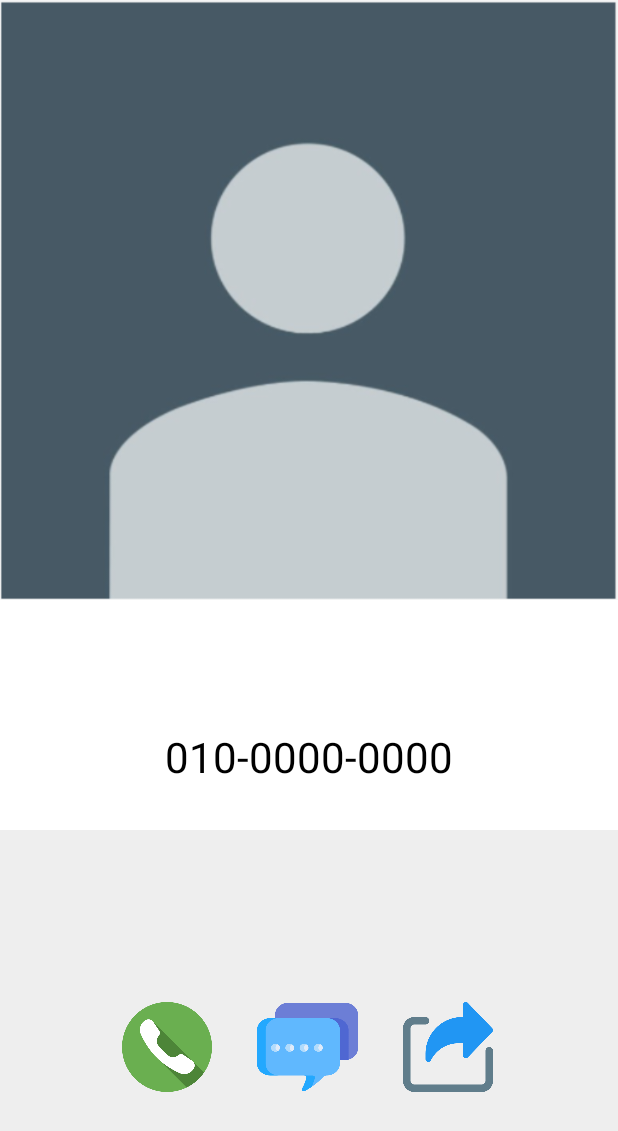
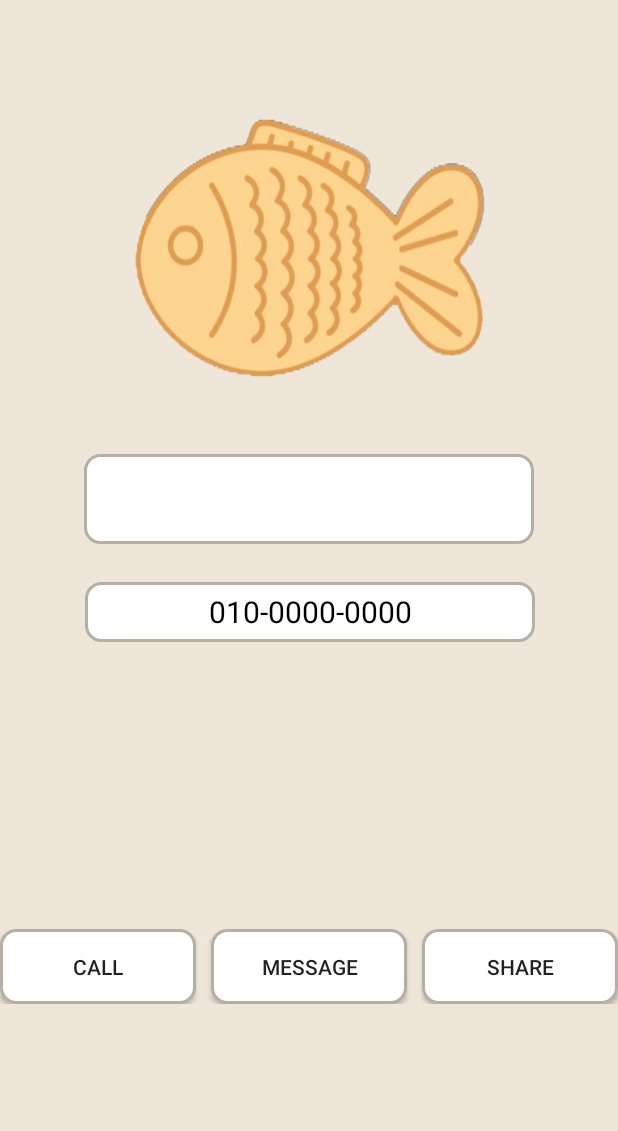
Before and after one commit to wkcho99/molip1, an Android app: the ContactActivity screen opened directly, with no data from a screen before it, on a phone screen of 412 x 824 dp. Shown: the top 1131 px of the screen. Run offline under Robolectric (Android 15) with nearby library versions, the light colour scheme and no system bars; our stand-ins replace CircleImageView; 1 statement that could not run was skipped.

Commit message:
contacts UI done

```diff
--- a/app/build.gradle
+++ b/app/build.gradle
@@ -35,6 +35,7 @@ dependencies {
     annotationProcessor 'com.github.bumptech.glide:compiler:4.11.0'
     implementation fileTree(dir: "libs", include: ["*.jar"])
     implementation 'androidx.swiperefreshlayout:swiperefreshlayout:1.0.0'
+    implementation 'de.hdodenhof:circleimageview:3.1.0'
 
     implementation "androidx.recyclerview:recyclerview:1.1.0"
     implementation 'androidx.appcompat:appcompat:1.0.0'
--- a/app/src/main/java/com/example/week1/ContactActivity.java
+++ b/app/src/main/java/com/example/week1/ContactActivity.java
@@ -27,9 +27,9 @@ public class ContactActivity extends Activity {
         super.onCreate(savedInstanceState);
         requestWindowFeature(Window.FEATURE_NO_TITLE);
         setContentView(R.layout.contact_popup);
-        ImageView mImageView = (ImageView)findViewById(R.id.profile);
+        //ImageView mImageView = (ImageView)findViewById(R.id.profile);
         int imageId = (int)(Math.random() * images.length);
-        mImageView.setBackgroundResource(images[imageId]);
+        //mImageView.setBackgroundResource(images[imageId]);
         name = (TextView) findViewById(R.id.name);
         tel = (TextView) findViewById(R.id.number);
 
--- a/app/src/main/java/com/example/week1/ui/main/CustomAdapter.java
+++ b/app/src/main/java/com/example/week1/ui/main/CustomAdapter.java
@@ -91,7 +91,7 @@ public class CustomAdapter extends RecyclerView.Adapter<CustomAdapter.CustomView
     public void onBindViewHolder(@NonNull CustomViewHolder viewholder, int position) {
         PhoneBook data = mList.get(position);
         //viewholder.id.setTextSize(TypedValue.COMPLEX_UNIT_SP, 25);
-        viewholder.name.setTextSize(TypedValue.COMPLEX_UNIT_SP, 25);
+        viewholder.name.setTextSize(TypedValue.COMPLEX_UNIT_SP, 18);
         int imageId = (int)(Math.random() * images.length);
         viewholder.profile.setBackgroundResource(images[imageId]);
         //viewholder.phnumber.setTextSize(TypedValue.COMPLEX_UNIT_SP, 15);
--- /dev/null
+++ b/app/src/main/res/drawable/round_textview.xml
@@ -0,0 +1,11 @@
+<?xml version="1.0" encoding="utf-8"?>
+<selector xmlns:android="http://schemas.android.com/apk/res/android">
+    <item android:state_focused="false" android:state_pressed="false">
+        <shape>
+            <solid android:color="@color/white"/>
+            <stroke android:color="@color/beige"
+                android:width="2dp"/>
+            <corners android:radius="10dp" />
+        </shape>
+    </item>
+</selector>
--- a/app/src/main/res/drawable/search.xml
+++ b/app/src/main/res/drawable/search.xml
@@ -9,7 +9,7 @@
                 android:width="2dp"
                 android:color="@color/white" />
 
-            <corners android:radius="10dp"/>
+            <corners android:radius="8dp"/>
 
             <solid
 
--- a/app/src/main/res/layout/activity_main.xml
+++ b/app/src/main/res/layout/activity_main.xml
@@ -19,7 +19,7 @@
             android:gravity="center"
             android:minHeight="?actionBarSize"
             android:padding="@dimen/appbar_padding"
-            android:text="Week1"
+            android:text="BoongSeKwon"
             android:fontFamily="@font/notesanskr_regular"
             android:includeFontPadding="false"
             android:textAppearance="@style/TextAppearance.Widget.AppCompat.Toolbar.Title"
--- a/app/src/main/res/layout/contact_popup.xml
+++ b/app/src/main/res/layout/contact_popup.xml
@@ -10,45 +10,48 @@
     <androidx.constraintlayout.widget.ConstraintLayout
         android:layout_width="fill_parent"
         android:layout_height="fill_parent"
-        android:background="#EEEEEE"
+        android:background="@color/lighter_beige"
         android:orientation="vertical">
 
         <LinearLayout
             android:id="@+id/NAME"
-            android:layout_width="match_parent"
+            android:layout_width="300dp"
             android:layout_height="wrap_content"
-            android:background="#FFFFFF"
+            android:layout_marginTop="30dp"
+            android:background="@color/lighter_beige"
             app:layout_constraintBottom_toTopOf="@id/NUMBER"
-            app:layout_constraintHorizontal_bias="0.3"
+            app:layout_constraintHorizontal_bias="0.5"
             app:layout_constraintLeft_toLeftOf="parent"
             app:layout_constraintRight_toRightOf="parent"
             app:layout_constraintTop_toBottomOf="@id/profile">
 
             <TextView
                 android:id="@+id/name"
-                android:fontFamily="@font/notesanskr_regular"
-                android:includeFontPadding="false"
                 android:layout_width="match_parent"
                 android:layout_height="60dp"
                 android:layout_gravity="center"
                 android:layout_marginTop="10dp"
+                android:layout_marginBottom="10dp"
+                android:background="@drawable/round_textview"
+                android:fontFamily="@font/notesanskr_regular"
                 android:gravity="center"
+                android:includeFontPadding="false"
                 android:text="조원경"
                 android:textColor="#ff000000"
-                android:textSize="36sp"
+                android:textSize="32sp"
                 android:textStyle="bold" />
 
         </LinearLayout>
 
         <LinearLayout
             android:id="@+id/NUMBER"
+            android:layout_width="300dp"
+            android:layout_height="wrap_content"
+            android:background="@color/lighter_beige"
             android:fontFamily="@font/notesanskr_regular"
             android:includeFontPadding="false"
-            android:layout_width="match_parent"
-            android:layout_height="wrap_content"
-            android:background="#FFFFFF"
             android:orientation="vertical"
-            app:layout_constraintHorizontal_bias="0.5"
+            app:layout_constraintHorizontal_bias="0.504"
             app:layout_constraintLeft_toLeftOf="parent"
             app:layout_constraintRight_toRightOf="parent"
             app:layout_constraintTop_toBottomOf="@id/NAME">
@@ -63,65 +66,78 @@
 
             <TextView
                 android:id="@+id/number"
-
                 android:layout_width="match_parent"
-                android:layout_height="wrap_content"
+                android:layout_height="40dp"
                 android:layout_gravity="center"
                 android:layout_marginTop="15dp"
+                android:background="@drawable/round_textview"
                 android:gravity="center"
                 android:text="010-0000-0000"
                 android:textColor="#ff000000"
-                android:textSize="28sp" />
+                android:textSize="20sp" />
 
             <TextView
                 android:id="@+id/blank"
                 android:layout_width="250dp"
                 android:layout_height="30dp"
                 android:text="" />
+
         </LinearLayout>
 
-        <ImageView
+        <!--        <ImageView-->
+        <!--            android:id="@+id/profile"-->
+        <!--            android:layout_width="match_parent"-->
+        <!--            android:layout_height="302dp"-->
+        <!--            android:background="@drawable/profile1"-->
+        <!--            tools:layout_editor_absoluteX="3dp"-->
+        <!--            tools:layout_editor_absoluteY="-2dp" />-->
+
+        <de.hdodenhof.circleimageview.CircleImageView
             android:id="@+id/profile"
-            android:layout_width="match_parent"
-            android:layout_height="400dp"
-            android:background="@drawable/profile1"
-            app:layout_constraintBottom_toBottomOf="parent"
-            app:layout_constraintHorizontal_bias="1.0"
-            app:layout_constraintLeft_toLeftOf="parent"
-            app:layout_constraintRight_toRightOf="parent"
+            android:layout_width="309dp"
+            android:layout_height="200dp"
+            android:background="@drawable/fish"
+            app:layout_constraintEnd_toEndOf="parent"
+            app:layout_constraintHorizontal_bias="0.5"
+            app:layout_constraintVertical_bias="0.1"
+            app:layout_constraintStart_toStartOf="parent"
             app:layout_constraintTop_toTopOf="parent"
-            app:layout_constraintVertical_bias="0.0" />
+            app:layout_constraintBottom_toBottomOf="parent"/>
 
         <LinearLayout
-            android:layout_width="wrap_content"
-            android:layout_height="wrap_content"
-            android:layout_marginStart="132dp"
-            android:layout_marginTop="764dp"
-            android:layout_marginEnd="134dp"
-            android:layout_marginBottom="96dp"
+            android:layout_width="match_parent"
+            android:layout_height="50dp"
             app:layout_constraintBottom_toBottomOf="parent"
-            app:layout_constraintEnd_toEndOf="parent"
-            app:layout_constraintStart_toStartOf="parent">
+            app:layout_constraintTop_toTopOf="parent"
+            app:layout_constraintVertical_bias="0.8"
+            android:weightSum="3"
+            tools:layout_editor_absoluteX="0dp">
 
             <Button
                 android:id="@+id/button2"
-                android:layout_width="60dp"
-                android:layout_height="60dp"
-                android:layout_marginRight="30dp"
-                android:background="@drawable/call" />
+                android:layout_weight="1"
+                android:layout_width="0dp"
+                android:layout_height="match_parent"
+                android:layout_marginRight="10dp"
+                android:background="@drawable/round_textview"
+                android:text="call" />
 
             <Button
                 android:id="@+id/button3"
-                android:layout_width="67dp"
-                android:layout_height="60dp"
-                android:layout_marginRight="30dp"
-                android:background="@drawable/comments" />
+                android:layout_weight="1"
+                android:layout_width="0dp"
+                android:layout_height="match_parent"
+                android:layout_marginRight="10dp"
+                android:background="@drawable/round_textview"
+                android:text="message" />
 
             <Button
                 android:id="@+id/button4"
-                android:layout_width="60dp"
-                android:layout_height="60dp"
-                android:background="@drawable/share" />
+                android:layout_weight="1"
+                android:layout_width="0dp"
+                android:layout_height="match_parent"
+                android:background="@drawable/round_textview"
+                android:text="share" />
 
         </LinearLayout>
 
--- a/app/src/main/res/layout/fragment_first.xml
+++ b/app/src/main/res/layout/fragment_first.xml
@@ -12,19 +12,20 @@
         android:layout_width="match_parent"
         android:layout_height="match_parent"
         android:orientation="vertical">
+
         <EditText
             android:id="@+id/editSearch"
+            android:layout_width="match_parent"
+            android:layout_height="40dp"
             android:layout_marginTop="5dp"
             android:layout_marginBottom="5dp"
-            android:layout_width="match_parent"
-            android:layout_height="40dp"
-            android:hint=" 검색"
+            android:background="@drawable/search"
+            android:fontFamily="@font/notesanskr_regular"
+            android:hint="Search"
+            android:textAlignment="center"
+            android:includeFontPadding="false"
             android:textColor="@color/white"
-            android:textColorHint="@color/white"
-            android:fontFamily="@font/notesanskr_regular"
-            android:includeFontPadding="false"
-            android:background="@drawable/search"
-            />
+            android:textColorHint="@color/white" />
 <!--        <androidx.swiperefreshlayout.widget.SwipeRefreshLayout-->
 <!--            android:id="@+id/pullToRefresh"-->
 <!--            android:layout_width="match_parent"-->
--- a/app/src/main/res/layout/item_list.xml
+++ b/app/src/main/res/layout/item_list.xml
@@ -35,14 +35,14 @@
 
     <Button
         android:id="@+id/button"
-        android:layout_width="40dp"
-        android:layout_height="40dp"
+        android:layout_width="30dp"
+        android:layout_height="30dp"
         android:layout_centerHorizontal="true"
         android:layout_gravity="center"
         android:layout_marginTop="5dp"
         android:layout_marginEnd="4dp"
         android:layout_marginBottom="5dp"
-        android:background="@drawable/call"
+        android:background="@drawable/telephon_rm"
         android:gravity="center"
         app:layout_constraintBottom_toBottomOf="parent"
         app:layout_constraintEnd_toEndOf="parent"
--- a/app/src/main/res/values/colors.xml
+++ b/app/src/main/res/values/colors.xml
@@ -7,5 +7,9 @@
     <color name="teal_700">#FF018786</color>
     <color name="black">#FF000000</color>
     <color name="white">#FFFFFFFF</color>
+    <color name="dark_beige">#9C9489</color>
     <color name="beige">#B7AfA3</color>
+    <color name="light_beige">#D3CABE</color>
+    <color name="lighter_beige">#EFE6DA</color>
+
 </resources>
--- a/app/src/main/res/values/strings.xml
+++ b/app/src/main/res/values/strings.xml
@@ -1,6 +1,6 @@
 <resources>
-    <string name="app_name">Week1</string>
-    <string name="tab_text_1">주소록</string>
-    <string name="tab_text_2">사진첩</string>
-    <string name="tab_text_3">자유</string>
+    <string name="app_name">BoongSeKwon</string>
+    <string name="tab_text_1">Contacts</string>
+    <string name="tab_text_2">Gallery</string>
+    <string name="tab_text_3">Pedometer</string>
 </resources>
```
Also changed, not shown: app/src/main/res/drawable/telephon_rm.png (added).
